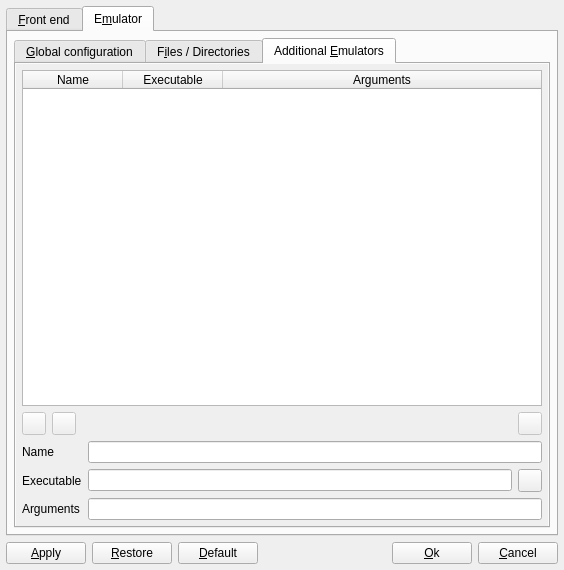
qmc2/qmc2-mame-fe, file options.ui: the form before one commit.
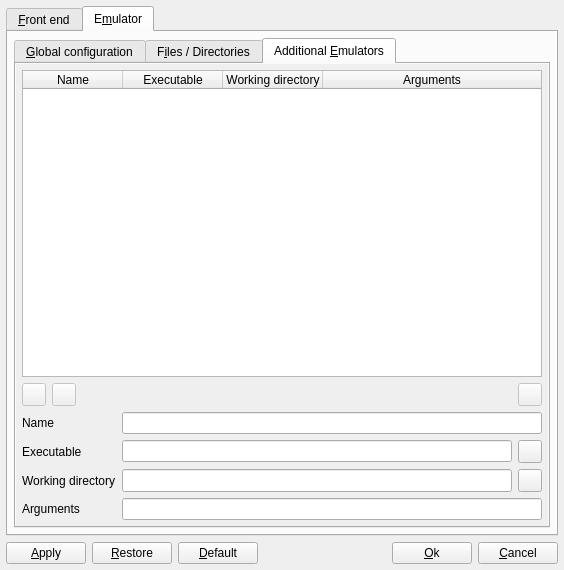
The form after the commit. The open tabs and pages were chosen to show the change. Icons and pictures are not drawn.

Commit message: imp: foreign emulator support: a working directory can now also be specified in the registration of foreign emulators

The edit to the form file:
```diff
--- a/options.ui
+++ b/options.ui
@@ -3930,8 +3930,8 @@
                <rect>
                 <x>0</x>
                 <y>0</y>
-                <width>127</width>
-                <height>193</height>
+                <width>532</width>
+                <height>463</height>
                </rect>
               </property>
               <layout class="QGridLayout" name="gridLayout_22">
@@ -3980,6 +3980,11 @@
                    <string>Executable</string>
                   </property>
                  </column>
+                 <column>
+                  <property name="text">
+                   <string>Working directory</string>
+                  </property>
+                 </column>
                  <column>
                   <property name="text">
                    <string>Arguments</string>
@@ -4076,14 +4081,14 @@
                  </property>
                 </widget>
                </item>
-               <item row="4" column="0" colspan="4">
+               <item row="5" column="0" colspan="4">
                 <widget class="QLabel" name="labelAdditionalEmulatorArguments">
                  <property name="text">
                   <string>Arguments</string>
                  </property>
                 </widget>
                </item>
-               <item row="4" column="4" colspan="2">
+               <item row="5" column="4" colspan="2">
                 <widget class="QLineEdit" name="lineEditAdditionalEmulatorArguments">
                  <property name="toolTip">
                   <string>Arguments passed to the emulator -- use $ID$ as a placeholder for the unique game/machine ID (its short name)</string>
@@ -4107,6 +4112,40 @@
                  </property>
                 </widget>
                </item>
+               <item row="4" column="0" colspan="4">
+                <widget class="QLabel" name="labelAdditionalEmulatorWorkingDirectory">
+                 <property name="text">
+                  <string>Working directory</string>
+                 </property>
+                </widget>
+               </item>
+               <item row="4" column="4">
+                <widget class="QLineEdit" name="lineEditAdditionalEmulatorWorkingDirectory">
+                 <property name="sizePolicy">
+                  <sizepolicy hsizetype="Expanding" vsizetype="Minimum">
+                   <horstretch>0</horstretch>
+                   <verstretch>0</verstretch>
+                  </sizepolicy>
+                 </property>
+                 <property name="toolTip">
+                  <string>Working directory that's used when the emulator is executed (if empty, QMC2's current working directory is used)</string>
+                 </property>
+                </widget>
+               </item>
+               <item row="4" column="5">
+                <widget class="QToolButton" name="toolButtonBrowseAdditionalEmulatorWorkingDirectory">
+                 <property name="toolTip">
+                  <string>Browse working directory</string>
+                 </property>
+                 <property name="text">
+                  <string/>
+                 </property>
+                 <property name="icon">
+                  <iconset resource="qmc2.qrc">
+                   <normaloff>:/data/img/fileopen.png</normaloff>:/data/img/fileopen.png</iconset>
+                 </property>
+                </widget>
+               </item>
               </layout>
              </widget>
             </widget>
```
Left out of the diff: 122 changed lines with no effect on the pictures. The commit also changes 11 other files.
